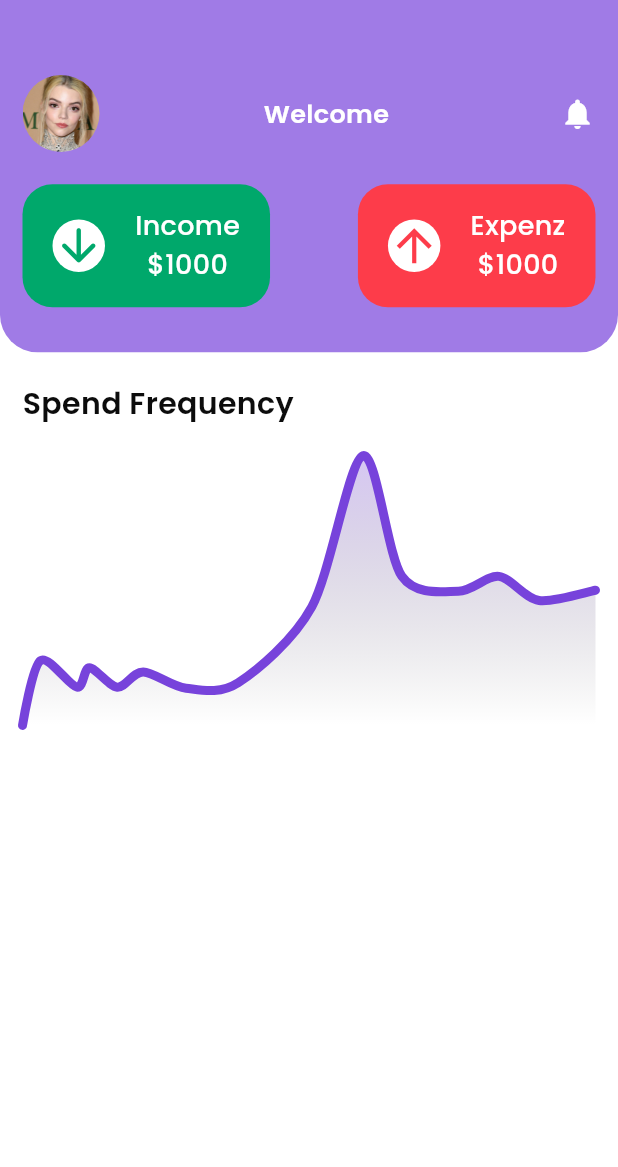
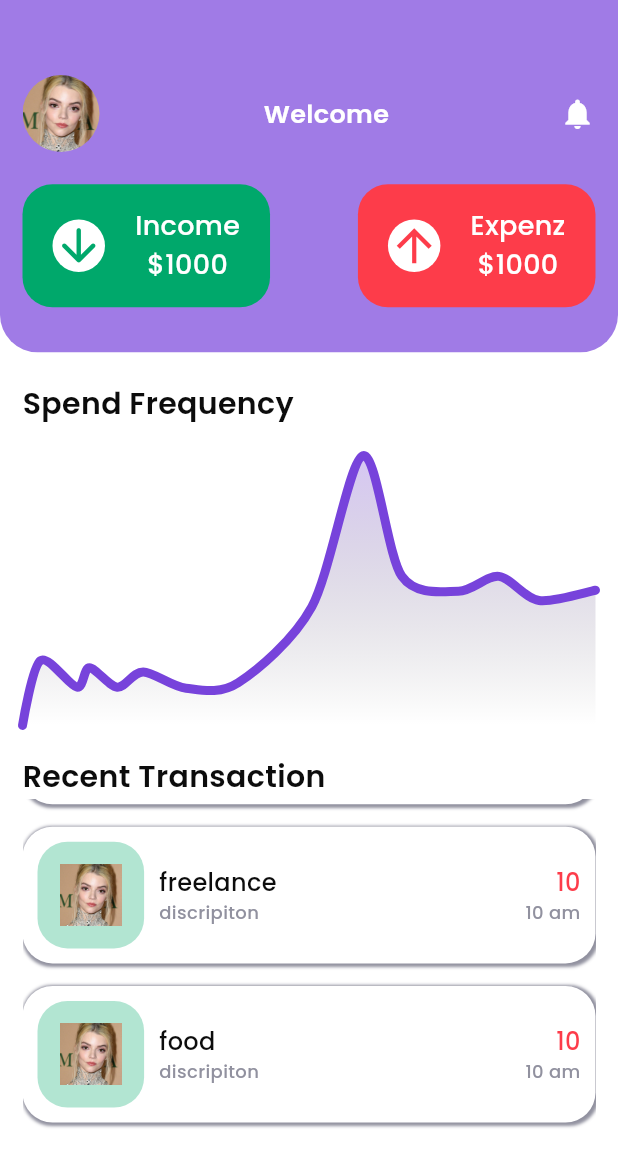
Before and after one commit to uchamod/flutter-Expenz_Manager, a Flutter app: the HomePage screen opened directly, on a phone screen of 412 x 824 dp. Shown: the top 1167 px of the screen. Run offline on Flutter 3.47's test engine with Material 3 defaults, Android fonts, the phone set to English and light mode, and no system bars; drawn by our look-alikes of fl_chart; our stand-ins replace shared_preferences, smooth_page_indicator; accounts and stored records are empty.

Commit message:
implemant expenz and incomes adding functions

```diff
--- /dev/null
+++ b/lib/model/datawrapper.dart
@@ -0,0 +1,33 @@
+import 'package:expenze_manager/model/expenzmodel.dart';
+import 'package:expenze_manager/model/incomemodel.dart';
+
+class DataWrapper {
+  List<Incomes> incomeList = [
+    Incomes(
+        Id: 1,
+        catrgory: incomeCategory.freelance,
+        title: "freelance",
+        discription: "discripiton",
+        amount: "10",
+        date: "2002",
+        time: "10 am"),
+    Incomes(
+        Id: 1,
+        catrgory: incomeCategory.freelance,
+        title: "passive",
+        discription: "discripiton",
+        amount: "10",
+        date: "2002",
+        time: "10 am"),
+  ];
+  List<Expenzes> expenzList = [
+    Expenzes(
+        Id: 1,
+        catrgory: ExpenzCategory.entertainment,
+        title: "food",
+        discription: "discripiton",
+        amount: "10",
+        date: "2002",
+        time: "10 am"),
+  ];
+}
--- a/lib/model/expenzmodel.dart
+++ b/lib/model/expenzmodel.dart
@@ -17,16 +17,16 @@ Map<ExpenzCategory, Color> incomeColors = {
 };
 
 // ignore: camel_case_types
-class incomes {
+class Expenzes {
   final int Id;
   final ExpenzCategory catrgory;
   final String title;
   final String discription;
-  final double amount;
-  final DateTime date;
-  final DateTime time;
+  final String amount;
+  final String date;
+  final String time;
 
-  incomes(
+  Expenzes(
       {required this.Id,
       required this.catrgory,
       required this.title,
@@ -34,4 +34,6 @@ class incomes {
       required this.amount,
       required this.date,
       required this.time});
+
+  // List<Expenzes> expenzList = [];
 }
--- a/lib/model/incomemodel.dart
+++ b/lib/model/incomemodel.dart
@@ -16,16 +16,16 @@ Map<incomeCategory, Color> incomeColors = {
   incomeCategory.sales: const Color(0xffF8C4B4)
 };
 
-class incomes {
+class Incomes {
   final int Id;
   final incomeCategory catrgory;
   final String title;
   final String discription;
-  final double amount;
-  final DateTime date;
-  final DateTime time;
+  final String amount;
+  final String date;
+  final String time;
 
-  incomes(
+  Incomes(
       {required this.Id,
       required this.catrgory,
       required this.title,
@@ -33,4 +33,6 @@ class incomes {
       required this.amount,
       required this.date,
       required this.time});
+
+  // List<Incomes> incomeList = [];
 }
--- a/lib/screens/homepage/homepage.dart
+++ b/lib/screens/homepage/homepage.dart
@@ -1,7 +1,10 @@
+import 'package:expenze_manager/model/datawrapper.dart';
 import 'package:expenze_manager/service/store_userdata.dart';
 import 'package:expenze_manager/util/constants.dart';
 import 'package:expenze_manager/widgets/fullexpenzshowwidget.dart';
 import 'package:expenze_manager/widgets/linerdigram.dart';
+import 'package:expenze_manager/widgets/reusableitem.dart';
+
 import 'package:flutter/material.dart';
 
 class HomePage extends StatefulWidget {
@@ -13,7 +16,12 @@ class HomePage extends StatefulWidget {
 
 class _HomePageState extends State<HomePage> {
   String username = "";
-
+  // List<Expenzes> expenzWrapperList = DataWrapper().expenzList;
+  // List<Incomes> incomeWrapperList = DataWrapper().incomeList;
+  List<dynamic> wrapperList = [
+    ...DataWrapper().expenzList,
+    ...DataWrapper().incomeList
+  ];
   @override
   void initState() {
     // TODO: implement initState
@@ -110,6 +118,40 @@ class _HomePageState extends State<HomePage> {
                     height: 20,
                   ),
                   const LinerDigram(),
+                  const SizedBox(
+                    height: 20,
+                  ),
+                  Text(
+                    "Recent Transaction",
+                    style: TextStyle(
+                        color: kcHedingBlack,
+                        fontSize: 20,
+                        fontWeight: FontWeight.w600),
+                  ),
+                  // const SizedBox(
+                  //   height: 10,
+                  // ),
+                  SizedBox(
+                    height: MediaQuery.of(context).size.height * 0.28,
+                    child: ListView.builder(
+                      shrinkWrap: true,
+                      scrollDirection: Axis.vertical,
+                      reverse: true,
+                      physics: const AlwaysScrollableScrollPhysics(),
+                      itemCount: wrapperList.length,
+                      itemBuilder: (context, index) {
+                        // dynamic item = wrapperList[index];
+                        return ReusableItem(
+                            color: kcCardGreen.withOpacity(0.3),
+                            title: wrapperList[index].title,
+                            discription: wrapperList[index].discription,
+                            amount: wrapperList[index].amount,
+                            time: wrapperList[index].time,
+                            image:
+                                "imageassets/81472305859204888_BLD_Online.jpg");
+                      },
+                    ),
+                  )
                 ],
               ),
             ),
@@ -118,4 +160,10 @@ class _HomePageState extends State<HomePage> {
       ),
     );
   }
+  // Color widgetColor(item){
+
+  //   if(itme.catrgory==incomeCategory.freelance){
+
+  //   }
+  // }
 }
--- a/lib/widgets/reusableitem.dart
+++ b/lib/widgets/reusableitem.dart
@@ -0,0 +1,112 @@
+import 'package:expenze_manager/util/constants.dart';
+import 'package:flutter/material.dart';
+
+class ReusableItem extends StatefulWidget {
+  final Color color;
+
+  final String title;
+  final String discription;
+  final String amount;
+  final String time;
+  final String image;
+  const ReusableItem(
+      {super.key,
+      required this.color,
+      required this.title,
+      required this.discription,
+      required this.amount,
+      required this.time,
+      required this.image});
+
+  @override
+  State<ReusableItem> createState() => _ReusableItemState();
+}
+
+class _ReusableItemState extends State<ReusableItem> {
+  @override
+  Widget build(BuildContext context) {
+    return Padding(
+      padding: const EdgeInsets.only(bottom: 15),
+      child: Container(
+        padding: const EdgeInsets.all(10),
+
+        decoration: BoxDecoration(
+            borderRadius: BorderRadius.circular(20),
+            color: kcButtonText,
+            boxShadow: [
+              BoxShadow(
+                blurRadius: 1,
+                color: kcDiscription,
+                offset: const Offset(1, 1),
+                spreadRadius: 1,
+              ),
+            ]),
+
+        //add the main row
+        child: Row(
+          children: [
+            //first widget
+            Container(
+              padding: const EdgeInsets.all(15),
+              decoration: BoxDecoration(
+                  borderRadius: BorderRadius.circular(20),
+                  color: widget.color.withOpacity(0.3)),
+              child: Image.asset(
+                widget.image,
+                scale: 30,
+                fit: BoxFit.cover,
+              ),
+            ),
+            const SizedBox(
+              width: 10,
+            ),
+            //second widget
+            Expanded(
+              child: Row(
+                mainAxisAlignment: MainAxisAlignment.spaceBetween,
+                children: [
+                  Column(
+                    crossAxisAlignment: CrossAxisAlignment.start,
+                    mainAxisAlignment: MainAxisAlignment.spaceBetween,
+                    children: [
+                      Text(
+                        widget.title,
+                        style: TextStyle(
+                            fontSize: 16,
+                            fontWeight: FontWeight.w500,
+                            color: kcHedingBlack),
+                      ),
+                      Text(widget.discription,
+                          style: TextStyle(
+                              fontSize: 12,
+                              fontWeight: FontWeight.w500,
+                              color: kcDiscription))
+                    ],
+                  ),
+                  Column(
+                    mainAxisAlignment: MainAxisAlignment.spaceBetween,
+                    crossAxisAlignment: CrossAxisAlignment.end,
+                    children: [
+                      Text(widget.amount,
+                          style: TextStyle(
+                              fontSize: 16,
+                              fontWeight: FontWeight.w500,
+                              color: kcCardRed)),
+                      Text(
+                        widget.time,
+                        style: TextStyle(
+                            fontSize: 12,
+                            fontWeight: FontWeight.w500,
+                            color: kcDiscription),
+                      ),
+                    ],
+                  ),
+                ],
+              ),
+            ),
+          ],
+        ),
+      ),
+    );
+  }
+}
```
Also changed, not shown: lib/screens/transactionpage/transaction.dart (+12 -1 lines), lib/widgets/itemaddingform.dart (+83 -7 lines).
